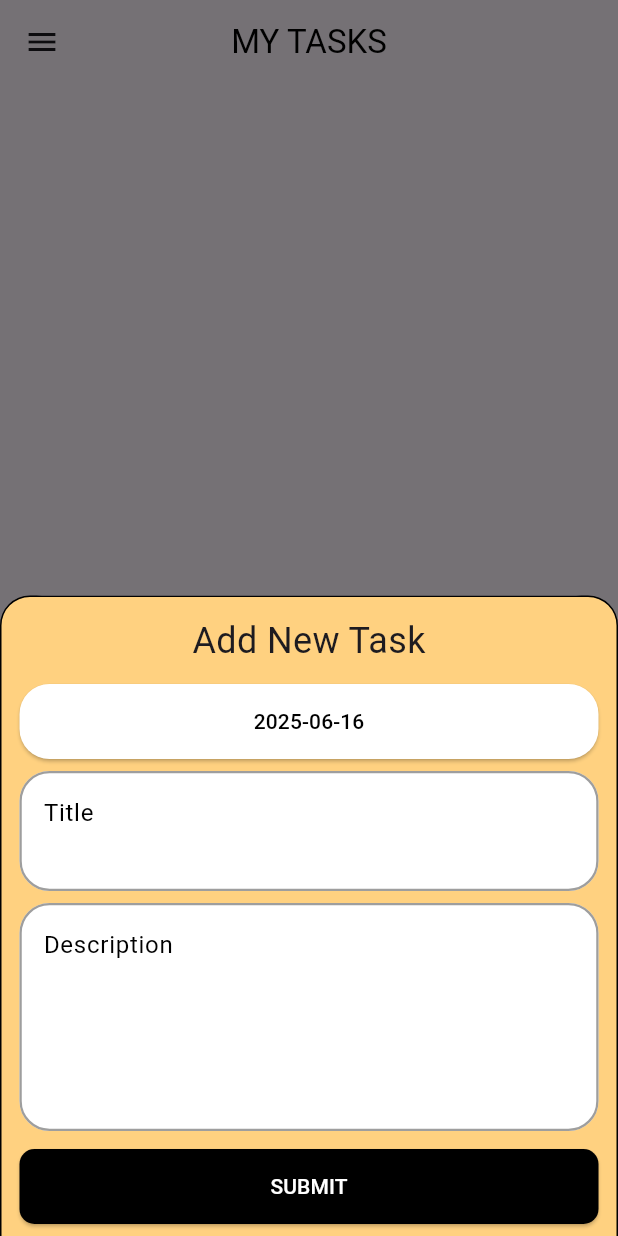
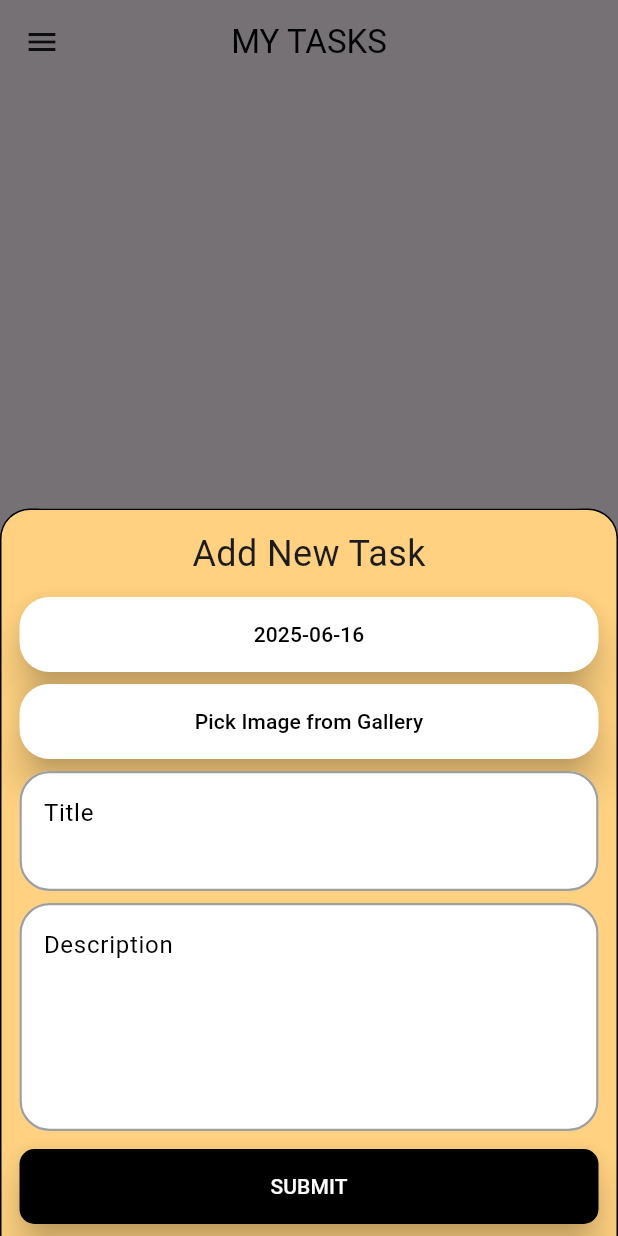
Before and after one commit to muhammadXainAhmad/firebase_firestore_app_flutter, a Flutter app: the screen it shows once a user with an empty profile is signed in, after a tap on the "add" icon, on a phone screen of 412 x 824 dp. Run offline on Flutter 3.47's test engine with Material 3 defaults, Android fonts, the phone set to English and light mode, and no system bars; our stand-ins replace cloud_firestore, firebase_auth, firebase_core, flutter_dotenv, image_picker; accounts and stored records are empty.

Commit message:
Added image picking from gallery

```diff
--- a/lib/Views/home.dart
+++ b/lib/Views/home.dart
@@ -1,7 +1,10 @@
+import 'dart:io';
+
 import 'package:cloud_firestore/cloud_firestore.dart';
 import 'package:firebase_auth/firebase_auth.dart';
 import 'package:firestore_storage_app/Utils/constants.dart';
 import 'package:flutter/material.dart';
+import 'package:image_picker/image_picker.dart';
 import 'package:uuid/uuid.dart';
 
 class MyHomePage extends StatefulWidget {
@@ -15,12 +18,22 @@ class _MyHomePageState extends State<MyHomePage> {
   final titleController = TextEditingController();
   final descController = TextEditingController();
   String selectedDate = DateTime.now().toString().split(" ").first;
+  File? selectedImage;
 
   @override
   void dispose() {
     titleController.dispose();
     descController.dispose();
     super.dispose();
+  }
+
+  void pickImage() async {
+    final picker = ImagePicker();
+    final picked = await picker.pickImage(source: ImageSource.gallery);
+    if (picked != null) {
+      selectedImage = File(picked.path);
+      setState(() {});
+    }
   }
 
   Future<void> signOut() async {
@@ -51,7 +64,8 @@ class _MyHomePageState extends State<MyHomePage> {
       isScrollControlled: true,
       context: context,
       builder: (context) {
-        return StatefulBuilder(
+        return SingleChildScrollView(
+          child: StatefulBuilder(
             builder: (context, setModalState) {
               return Padding(
                 padding: EdgeInsets.only(
@@ -102,6 +116,7 @@ class _MyHomePageState extends State<MyHomePage> {
                             }
                           },
                           style: ElevatedButton.styleFrom(
+                            elevation: 10,
                             minimumSize: Size(double.infinity, 50),
                             backgroundColor: Colors.white,
                             shape: RoundedRectangleBorder(
@@ -113,6 +128,40 @@ class _MyHomePageState extends State<MyHomePage> {
                             style: TextStyle(color: Colors.black),
                           ),
                         ),
+                      ),
+                      Padding(
+                        padding: const EdgeInsets.only(
+                          left: 12.0,
+                          right: 12,
+                          bottom: 8,
+                        ),
+                        child: ElevatedButton(
+                          onPressed: () {
+                            pickImage();
+                          },
+                          style: ElevatedButton.styleFrom(
+                            minimumSize: Size(double.infinity, 50),
+                            elevation: 10,
+                            backgroundColor: Colors.white,
+                            shape: RoundedRectangleBorder(
+                              borderRadius: BorderRadius.circular(20),
+                            ),
+                          ),
+                          child: Text(
+                            "Pick Image from Gallery",
+                            style: TextStyle(color: Colors.black),
+                          ),
+                        ),
+                      ),
+                      selectedImage == null
+                          ? SizedBox.shrink()
+                          : Padding(
+                            padding: const EdgeInsets.only(
+                              left: 12.0,
+                              right: 12,
+                              bottom: 8,
+                            ),
+                            child: Image.file(selectedImage!),
                           ),
                       Padding(
                         padding: const EdgeInsets.only(
@@ -176,13 +225,18 @@ class _MyHomePageState extends State<MyHomePage> {
                                 "Task Updated!",
                               );
                             } else {
-                            showSnackBar(context, Colors.green, "Task Added!");
+                              showSnackBar(
+                                context,
+                                Colors.green,
+                                "Task Added!",
+                              );
                               await uploadData();
                             }
                             titleController.clear();
                             descController.clear();
                           },
                           style: ElevatedButton.styleFrom(
+                            elevation: 10,
                             minimumSize: Size(double.infinity, 50),
                             backgroundColor: Colors.black,
                             shape: RoundedRectangleBorder(
@@ -200,6 +254,7 @@ class _MyHomePageState extends State<MyHomePage> {
                 ),
               );
             },
+          ),
         );
       },
     );
--- a/pubspec.yaml
+++ b/pubspec.yaml
@@ -39,6 +39,7 @@ dependencies:
   firebase_auth: ^5.6.0
   cloud_firestore: ^5.6.9
   uuid: ^4.5.1
+  image_picker: ^1.1.2
 
 dev_dependencies:
   flutter_test:
```
Also changed, not shown: pubspec.lock, 5 other files. Lines whose indentation alone changed are shown as unchanged.
